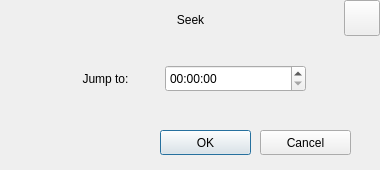
Old version of the form src/smplayer/timedialog.ui in the repository UbuntuKylin/kylin-video.
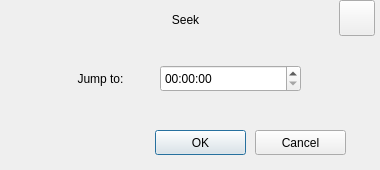
New version of the form.

```diff
--- a/src/smplayer/timedialog.ui
+++ b/src/smplayer/timedialog.ui
@@ -25,10 +25,19 @@
   <property name="windowTitle">
    <string>Seek</string>
   </property>
+  <widget class="QWidget" name="widget" native="true">
+   <property name="geometry">
+    <rect>
+     <x>0</x>
+     <y>0</y>
+     <width>380</width>
+     <height>170</height>
+    </rect>
+   </property>
   <widget class="QPushButton" name="okBtn">
    <property name="geometry">
     <rect>
-     <x>160</x>
+      <x>155</x>
      <y>130</y>
      <width>91</width>
      <height>25</height>
@@ -38,52 +47,10 @@
     <string>OK</string>
    </property>
   </widget>
-  <widget class="QPushButton" name="cancelBtn">
-   <property name="geometry">
-    <rect>
-     <x>260</x>
-     <y>130</y>
-     <width>91</width>
-     <height>25</height>
-    </rect>
-   </property>
-   <property name="text">
-    <string>Cancel</string>
-   </property>
-  </widget>
-  <widget class="QPushButton" name="closeBtn">
-   <property name="geometry">
-    <rect>
-     <x>344</x>
-     <y>0</y>
-     <width>36</width>
-     <height>36</height>
-    </rect>
-   </property>
-   <property name="text">
-    <string/>
-   </property>
-  </widget>
-  <widget class="QLabel" name="title_label">
-   <property name="geometry">
-    <rect>
-     <x>95</x>
-     <y>10</y>
-     <width>191</width>
-     <height>20</height>
-    </rect>
-   </property>
-   <property name="text">
-    <string>Seek</string>
-   </property>
-   <property name="alignment">
-    <set>Qt::AlignCenter</set>
-   </property>
-  </widget>
   <widget class="QLabel" name="time_label">
    <property name="geometry">
     <rect>
-     <x>60</x>
+      <x>55</x>
      <y>64</y>
      <width>91</width>
      <height>29</height>
@@ -105,15 +72,58 @@
     <cstring>time_edit</cstring>
    </property>
   </widget>
+   <widget class="QPushButton" name="closeBtn">
+    <property name="geometry">
+     <rect>
+      <x>339</x>
+      <y>0</y>
+      <width>36</width>
+      <height>36</height>
+     </rect>
+    </property>
+    <property name="text">
+     <string/>
+    </property>
+   </widget>
   <widget class="QTimeEdit" name="time_edit">
    <property name="geometry">
     <rect>
-     <x>165</x>
+      <x>160</x>
      <y>65</y>
      <width>141</width>
      <height>27</height>
     </rect>
    </property>
+   </widget>
+   <widget class="QPushButton" name="cancelBtn">
+    <property name="geometry">
+     <rect>
+      <x>255</x>
+      <y>130</y>
+      <width>91</width>
+      <height>25</height>
+     </rect>
+    </property>
+    <property name="text">
+     <string>Cancel</string>
+    </property>
+   </widget>
+   <widget class="QLabel" name="title_label">
+    <property name="geometry">
+     <rect>
+      <x>90</x>
+      <y>10</y>
+      <width>191</width>
+      <height>20</height>
+     </rect>
+    </property>
+    <property name="text">
+     <string>Seek</string>
+    </property>
+    <property name="alignment">
+     <set>Qt::AlignCenter</set>
+    </property>
+   </widget>
   </widget>
  </widget>
  <resources/>
```
Lines whose indentation alone changed are shown as unchanged.
